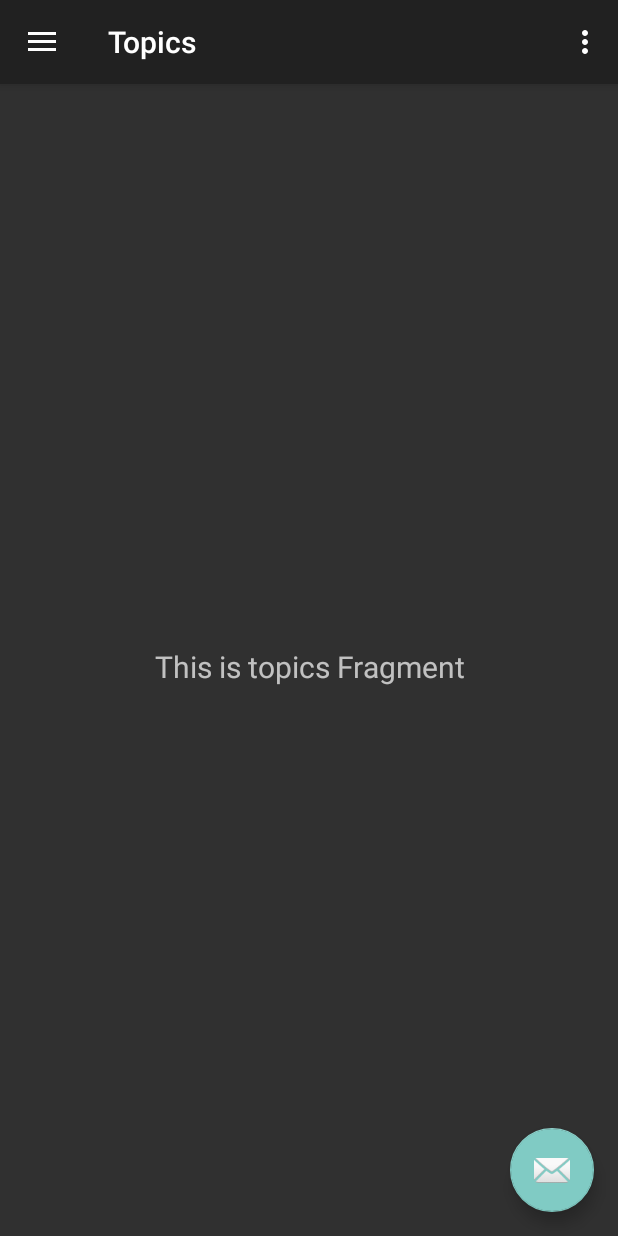
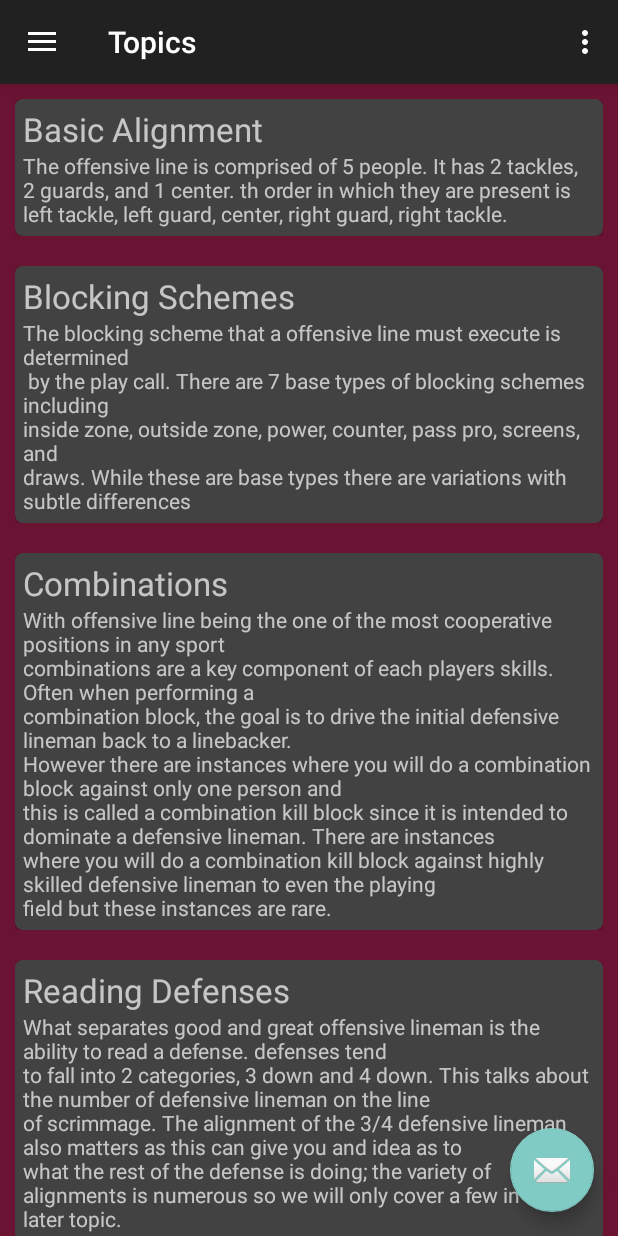
Before and after one commit to RossArroyo/Football_IQ, an Android app: the screen it shows after launch (MenuActivity), in the side drawer, after a tap on "Topics", on a phone screen of 412 x 824 dp. Run offline under Robolectric (Android 15) with nearby library versions, the phone set to English and light mode, and no system bars; our stand-ins replace Room's generated code, navigation-ui.

Commit message:
Adding of the database and querys on the device to pull content from rather than just overloading the string values. also changed the background color of the applicaiton to a maroon to match UC's colors. Use this to grade for the final.

```diff
--- /dev/null
+++ b/Football_IQ/app/src/main/java/com/example/football_iq/adapters/TopicsContentAdapter.kt
@@ -0,0 +1,35 @@
+package com.example.football_iq.adapters
+
+import android.view.LayoutInflater
+import android.view.View
+import android.view.ViewGroup
+import android.widget.TextView
+import androidx.recyclerview.widget.RecyclerView
+import com.example.football_iq.R
+import com.example.football_iq.data.TopicsContent
+
+
+ class TopicsContentAdapter(private val dataSet: Array<TopicsContent>):
+    RecyclerView.Adapter<TopicsContentAdapter.ViewHolder>() {
+    class ViewHolder(view: View): RecyclerView.ViewHolder(view) {
+        var title: TextView = view.findViewById(R.id.title_text)
+        var description: TextView = view.findViewById(R.id.description_text)
+    }
+
+    override fun onCreateViewHolder(parent: ViewGroup, viewType: Int): ViewHolder {
+        val view = LayoutInflater.from(parent.context).inflate(R.layout.topics_content_item, parent, false)
+        return ViewHolder(view)
+    }
+
+    override fun onBindViewHolder(holder: ViewHolder, position: Int) {
+        holder.apply {
+            title.text = dataSet[position].title
+            description.text = dataSet[position].description
+        }
+    }
+
+    override fun getItemCount(): Int {
+        return dataSet.size
+    }
+
+}
--- /dev/null
+++ b/Football_IQ/app/src/main/java/com/example/football_iq/convertor/AppDatabase.kt
@@ -0,0 +1,89 @@
+package com.example.football_iq.convertor
+
+import android.content.Context
+import androidx.room.Database
+import androidx.room.Room
+import androidx.room.RoomDatabase
+import androidx.sqlite.db.SupportSQLiteDatabase
+import com.example.football_iq.data.TopicsContent
+import com.example.football_iq.data.TopicsContentDao
+import java.util.UUID
+import java.util.concurrent.Executors
+
+@Database(entities = [TopicsContent::class], version = 1)
+abstract class AppDatabase: RoomDatabase(){
+
+    abstract fun academyContentDao(): TopicsContentDao
+
+    companion object {
+        @Volatile private var instance: AppDatabase? = null
+
+        fun getInstance(context: Context): AppDatabase {
+            return instance ?: synchronized(this) {
+                instance ?: buildDatabase(context).also { instance = it }
+            }
+        }
+
+        private fun buildDatabase(context: Context): AppDatabase {
+            return Room.databaseBuilder(context, AppDatabase::class.java, "Football_IQ")
+                .addCallback(seedDatabase(context))
+                .allowMainThreadQueries()
+                .build()
+        }
+
+        private fun seedDatabase(context: Context): Callback {
+            return object: Callback() {
+                override fun onCreate(db: SupportSQLiteDatabase) {
+                    super.onCreate(db)
+                    Executors.newSingleThreadExecutor().execute {
+                        val academyDao = getInstance(context).academyContentDao()
+                        academyDao.insert(
+                            TopicsContent(
+                                id = UUID.randomUUID(),
+                                title = "Basic Alignment",
+                                description = "The offensive line is comprised of 5 people. It has 2 tackles,\n" +
+                                        "2 guards, and 1 center. th order in which they are present is\n" +
+                                        "left tackle, left guard, center, right guard, right tackle."
+                            )
+                        )
+                        academyDao.insert(
+                            TopicsContent(
+                                id = UUID.randomUUID(),
+                                title = "Blocking Schemes",
+                                description = "The blocking scheme that a offensive line must execute is determined\n" +
+                                        " by the play call. There are 7 base types of blocking schemes including\n" +
+                                        "inside zone, outside zone, power, counter, pass pro, screens, and\n" +
+                                        "draws. While these are base types there are variations with subtle differences"
+                            )
+                        )
+                        academyDao.insert(
+                            TopicsContent(
+                                id = UUID.randomUUID(),
+                                title = "Combinations",
+                                description = "With offensive line being the one of the most cooperative positions in any sport\n" +
+                                        "combinations are a key component of each players skills. Often when performing a\n" +
+                                        "combination block, the goal is to drive the initial defensive lineman back to a linebacker.\n" +
+                                        "However there are instances where you will do a combination block against only one person and\n" +
+                                        "this is called a combination kill block since it is intended to dominate a defensive lineman. There are instances\n" +
+                                        "where you will do a combination kill block against highly skilled defensive lineman to even the playing\n" +
+                                        "field but these instances are rare."
+                            )
+                        )
+                        academyDao.insert(
+                            TopicsContent(
+                                id = UUID.randomUUID(),
+                                title = "Reading Defenses",
+                                description = "What separates good and great offensive lineman is the ability to read a defense. defenses tend\n" +
+                                        "to fall into 2 categories, 3 down and 4 down. This talks about the number of defensive lineman on the line\n" +
+                                        "of scrimmage. The alignment of the 3/4 defensive lineman also matters as this can give you and idea as to\n" +
+                                        "what the rest of the defense is doing; the variety of alignments is numerous so we will only cover a few in a\n" +
+                                        "later topic."
+                            )
+                        )
+
+                    }
+                }
+            }
+        }
+    }
+}
--- /dev/null
+++ b/Football_IQ/app/src/main/java/com/example/football_iq/data/TopicsContent.kt
@@ -0,0 +1,15 @@
+package com.example.football_iq.data
+
+import androidx.room.ColumnInfo
+import androidx.room.Embedded       //maybe get rid of
+import androidx.room.Entity
+import androidx.room.PrimaryKey
+import org.jetbrains.annotations.NotNull
+import java.util.UUID
+
+@Entity
+data class TopicsContent(
+    @PrimaryKey val id: UUID,
+    @ColumnInfo(name = "title") @NotNull val title: String,
+    @ColumnInfo(name = "description") val description: String
+)
--- /dev/null
+++ b/Football_IQ/app/src/main/java/com/example/football_iq/data/TopicsContentDao.kt
@@ -0,0 +1,14 @@
+package com.example.football_iq.data
+
+import androidx.room.Dao
+import androidx.room.Insert
+import androidx.room.Query
+
+@Dao
+interface TopicsContentDao {
+        @Query("SELECT * FROM TopicsContent")
+        fun getAllContent(): List<TopicsContent>
+
+        @Insert
+        fun insert(content: TopicsContent)
+}
--- a/Football_IQ/app/src/main/java/com/example/football_iq/ui/topics/TopicsFragment.kt
+++ b/Football_IQ/app/src/main/java/com/example/football_iq/ui/topics/TopicsFragment.kt
@@ -1,44 +1,52 @@
 package com.example.football_iq.ui.topics
 
+import android.content.Context
+import androidx.lifecycle.ViewModelProvider
 import android.os.Bundle
+import androidx.fragment.app.Fragment
 import android.view.LayoutInflater
 import android.view.View
 import android.view.ViewGroup
-import android.widget.TextView
-import androidx.fragment.app.Fragment
-import androidx.lifecycle.Observer
-import androidx.lifecycle.ViewModelProvider
-import com.example.football_iq.databinding.FragmentTopicsBinding
+import androidx.recyclerview.widget.LinearLayoutManager
+import androidx.recyclerview.widget.RecyclerView
+import com.example.football_iq.R
+import com.example.football_iq.adapters.TopicsContentAdapter
+import com.example.football_iq.convertor.AppDatabase
+import com.example.football_iq.data.TopicsContent
+import com.example.football_iq.data.TopicsContentDao
 
 class TopicsFragment : Fragment() {
+    companion object {
+        fun newInstance() = TopicsFragment()
+    }
 
-    private lateinit var topicsViewModel: TopicsViewModel
-    private var _binding: FragmentTopicsBinding? = null
-
-    // This property is only valid between onCreateView and
-    // onDestroyView.
-    private val binding get() = _binding!!
+    private lateinit var viewModel: TopicsViewModel
 
     override fun onCreateView(
-        inflater: LayoutInflater,
-        container: ViewGroup?,
+        inflater: LayoutInflater, container: ViewGroup?,
         savedInstanceState: Bundle?
-    ): View? {
-        topicsViewModel =
-            ViewModelProvider(this).get(TopicsViewModel::class.java)
+    ): View {
+        val view: View = inflater.inflate(R.layout.fragment_topics, container, false)
+        val context: Context = view.context
 
-        _binding = FragmentTopicsBinding.inflate(inflater, container, false)
-        val root: View = binding.root
+        // Configure the RecyclerView
+        val contentListView: RecyclerView = view.findViewById(R.id.topics_content_list)
+        contentListView.layoutManager = LinearLayoutManager(context)
 
-        val textView: TextView = binding.textTopics
-        topicsViewModel.text.observe(viewLifecycleOwner, Observer {
-            textView.text = it
-        })
-        return root
+        // Configure the adapter
+        val contentAdapter = TopicsContentAdapter(getData())
+        contentListView.adapter = contentAdapter
+
+        return view
     }
 
-    override fun onDestroyView() {
-        super.onDestroyView()
-        _binding = null
+    private fun getData(): Array<TopicsContent> {
+        val academyDao: TopicsContentDao = AppDatabase.getInstance(requireContext()).academyContentDao()
+        return academyDao.getAllContent().toTypedArray()
+    }
+
+    override fun onViewCreated(view: View, savedInstanceState: Bundle?) {
+        super.onViewCreated(view, savedInstanceState)
+        viewModel = ViewModelProvider(this)[TopicsViewModel::class.java]
     }
 }
--- a/Football_IQ/app/src/main/java/com/example/football_iq/ui/topics/TopicsViewModel.kt
+++ b/Football_IQ/app/src/main/java/com/example/football_iq/ui/topics/TopicsViewModel.kt
@@ -13,5 +13,4 @@ class TopicsViewModel : ViewModel() {
         value = "@string/basic_alignment"
     }
     val text: LiveData<String> = _text
-    val base: LiveData<String> = _base
 }
--- a/Football_IQ/app/src/main/res/layout/fragment_home.xml
+++ b/Football_IQ/app/src/main/res/layout/fragment_home.xml
@@ -4,6 +4,7 @@
     xmlns:tools="http://schemas.android.com/tools"
     android:layout_width="match_parent"
     android:layout_height="match_parent"
+    android:background="#6A1332"
     tools:context=".ui.home.HomeFragment">
 
     <TextView
--- a/Football_IQ/app/src/main/res/layout/fragment_testing.xml
+++ b/Football_IQ/app/src/main/res/layout/fragment_testing.xml
@@ -4,6 +4,7 @@
     xmlns:tools="http://schemas.android.com/tools"
     android:layout_width="match_parent"
     android:layout_height="match_parent"
+    android:background="#6A1332"
     tools:context=".ui.testing.TestingFragment">
 
     <TextView
--- a/Football_IQ/app/src/main/res/layout/fragment_topics.xml
+++ b/Football_IQ/app/src/main/res/layout/fragment_topics.xml
@@ -1,22 +1,15 @@
 <?xml version="1.0" encoding="utf-8"?>
-<androidx.constraintlayout.widget.ConstraintLayout xmlns:android="http://schemas.android.com/apk/res/android"
-    xmlns:app="http://schemas.android.com/apk/res-auto"
+    <FrameLayout xmlns:android="http://schemas.android.com/apk/res/android"
     xmlns:tools="http://schemas.android.com/tools"
     android:layout_width="match_parent"
     android:layout_height="match_parent"
-    tools:context=".ui.topics.TopicsFragment">
+    android:background="#6A1332"
+        tools:context=".ui.topics.TopicsFragment">
 
-    <TextView
-        android:id="@+id/text_topics"
+    <androidx.recyclerview.widget.RecyclerView
         android:layout_width="match_parent"
-        android:layout_height="wrap_content"
-        android:layout_marginStart="8dp"
-        android:layout_marginTop="8dp"
-        android:layout_marginEnd="8dp"
-        android:textAlignment="center"
-        android:textSize="20sp"
-        app:layout_constraintBottom_toBottomOf="parent"
-        app:layout_constraintEnd_toEndOf="parent"
-        app:layout_constraintStart_toStartOf="parent"
-        app:layout_constraintTop_toTopOf="parent" />
-</androidx.constraintlayout.widget.ConstraintLayout>
+        android:layout_height="match_parent"
+        android:id="@+id/topics_content_list"
+        />
+
+    </FrameLayout>
--- /dev/null
+++ b/Football_IQ/app/src/main/res/layout/topics_content_item.xml
@@ -0,0 +1,40 @@
+<?xml version="1.0" encoding="utf-8"?>
+<LinearLayout xmlns:android="http://schemas.android.com/apk/res/android"
+    android:layout_width="match_parent"
+    android:layout_height="wrap_content"
+    android:orientation="vertical"
+    android:layout_margin="10sp"
+    xmlns:app="http://schemas.android.com/apk/res-auto">
+
+    <androidx.cardview.widget.CardView
+        xmlns:card_view="http://schemas.android.com/apk/res-auto"
+        android:layout_width="match_parent"
+        android:layout_height="match_parent"
+        card_view:cardCornerRadius="5dp"
+        card_view:cardElevation="20dp"
+        card_view:useCompatPadding="true">
+
+        <RelativeLayout
+            android:layout_width="match_parent"
+            android:layout_height="match_parent"
+            android:layout_margin="5dp"
+            android:orientation="vertical">
+
+            <TextView
+                android:layout_width="match_parent"
+                android:layout_height="wrap_content"
+                android:id="@+id/title_text"
+                android:textSize="10pt"
+                />
+
+            <TextView
+                android:layout_width="match_parent"
+                android:layout_height="wrap_content"
+                android:id="@+id/description_text"
+                android:layout_below="@id/title_text"
+                />
+        </RelativeLayout>
+
+    </androidx.cardview.widget.CardView>
+
+</LinearLayout>
```
Also changed, not shown: Football_IQ/app/build.gradle (+25 -1 lines).
